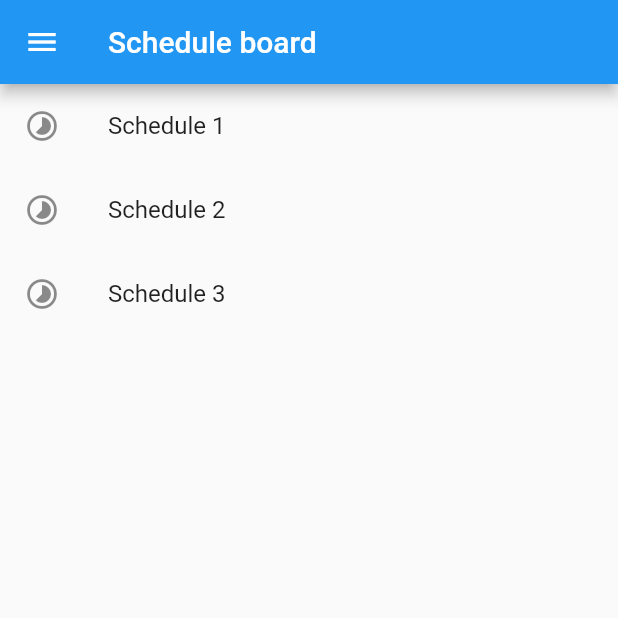
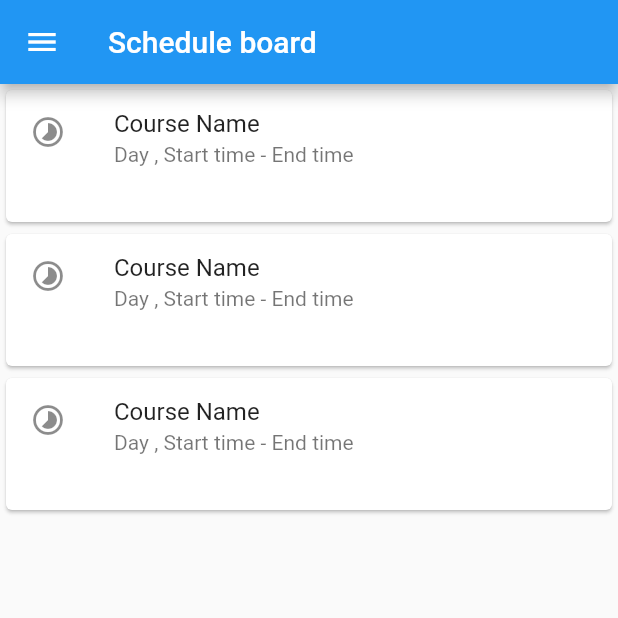
Before and after one commit to schedule-board/app, a Flutter app: the screen it shows after launch, on a phone screen of 412 x 824 dp, the top half of it. Run offline on Flutter 3.47's test engine with Material 2 defaults, Android fonts, the phone set to English and light mode, and no system bars; our stand-ins replace flutter_bloc, go_router, percent_indicator.

Commit message:
modify landing page

```diff
--- a/lib/schedule/landing_page.dart
+++ b/lib/schedule/landing_page.dart
@@ -28,27 +28,30 @@ class LandingPageScreen extends StatelessWidget {
       appBar: AppBar(title: Text(title)),
       body: ListView(
         children: [
-          ListTile(
+          Card(
+              child: ListTile(
+            isThreeLine: true,
             leading: Icon(Icons.timelapse),
-            title: Text('Schedule 1'),
-            onTap: () {
-            },
-          ),
-          ListTile(
+            title: Text('Course Name'),
+            subtitle: Text('Day , Start time - End time'),
+            onTap: () {},
+          )),
+          Card(
+              child: ListTile(
+            isThreeLine: true,
             leading: Icon(Icons.timelapse),
-            title: Text('Schedule 2'),
-            onTap: () {
-
-            },
-          ),
-          ListTile(
+            title: Text('Course Name'),
+            subtitle: Text('Day , Start time - End time'),
+            onTap: () {},
+          )),
+          Card(
+              child: ListTile(
+            isThreeLine: true,
             leading: Icon(Icons.timelapse),
-            title: Text('Schedule 3'),
-            onTap: () {
-              // Show a popup when the list tile is tapped.
-
-            },
-          ),
+            title: Text('Course Name'),
+            subtitle: Text('Day , Start time - End time'),
+            onTap: () {},
+          )),
         ],
       ),
       drawer: Drawer(
```
